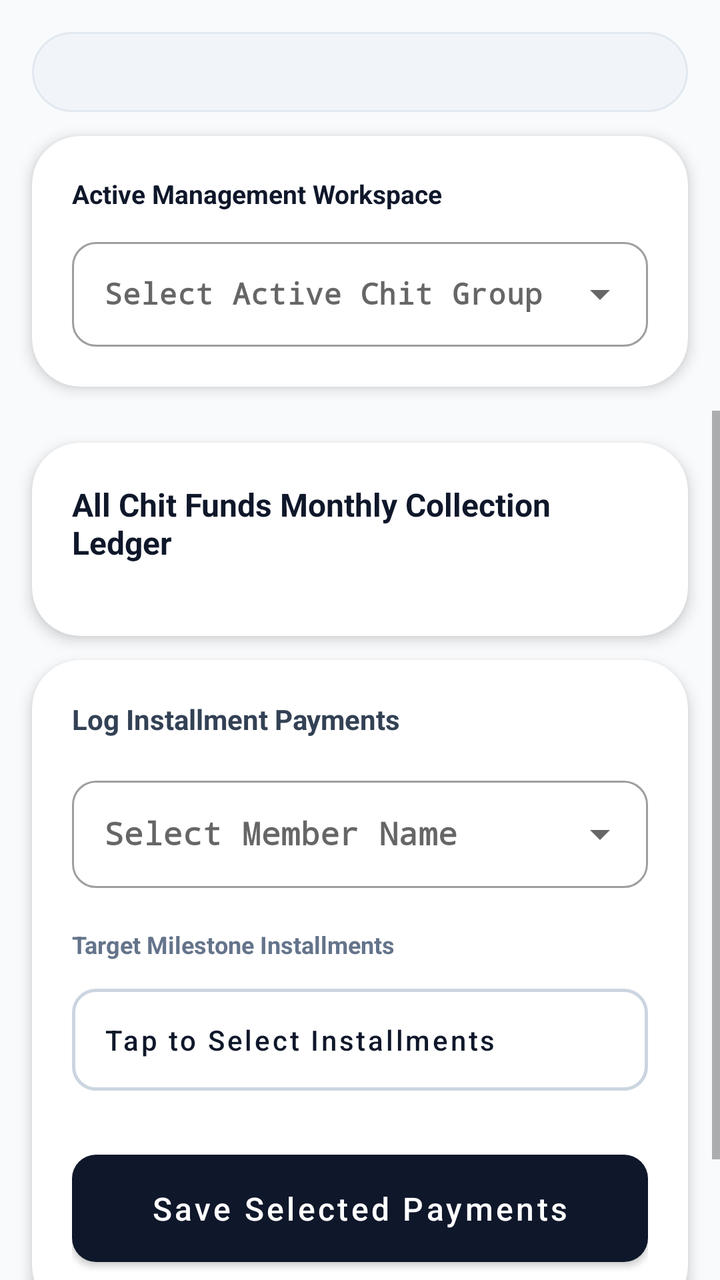
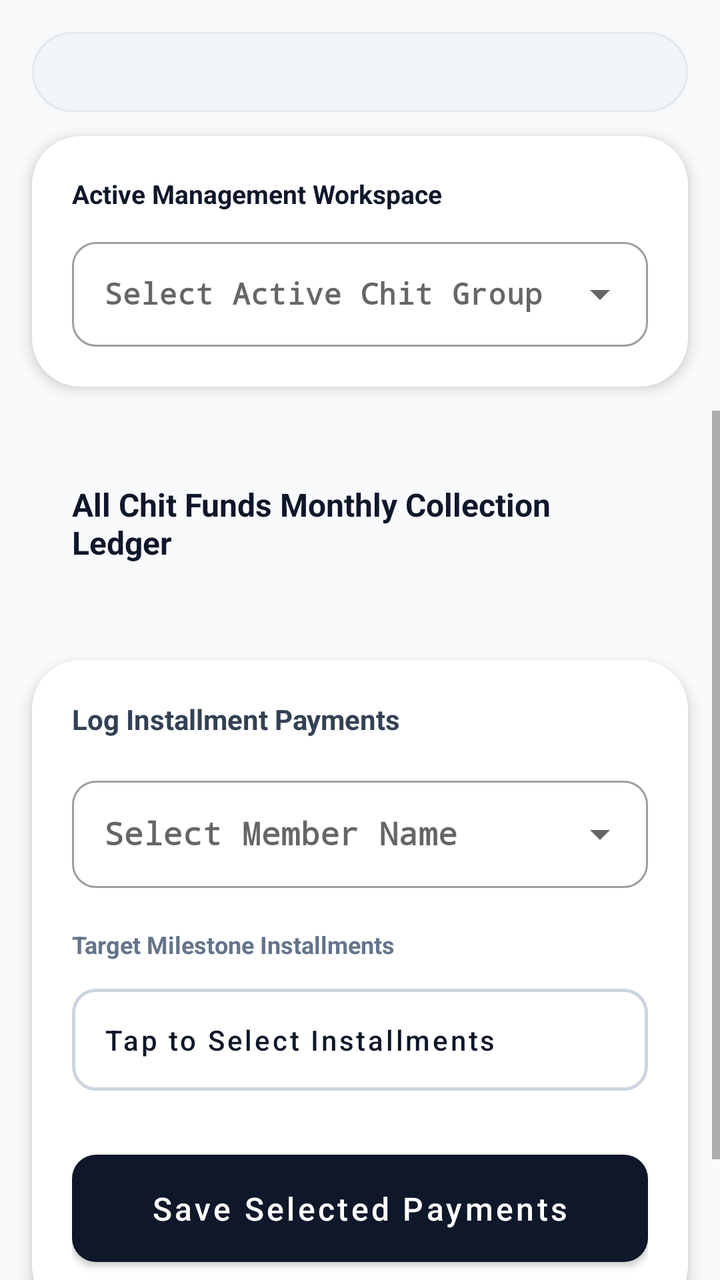

Before-and-after screenshots of an Android layout around one commit, followed by the original layout XML and the change that was made.
<!-- AndroidManifest.xml: application theme Theme.ChitFundManager -->
<!-- res/layout/activity_main.xml -->
<?xml version="1.0" encoding="utf-8"?>
<LinearLayout xmlns:android="http://schemas.android.com/apk/res/android"
    xmlns:app="http://schemas.android.com/apk/res-auto"
    android:layout_width="match_parent"
    android:layout_height="match_parent"
    android:background="#F8FAFC"
    android:orientation="vertical">

    
    <com.google.android.material.tabs.TabLayout
        android:id="@+id/premiumTabLayout"
        android:layout_width="match_parent"
        android:layout_height="40dp"
        android:layout_marginStart="16dp"
        android:layout_marginEnd="16dp"
        android:layout_marginTop="16dp"
        android:layout_marginBottom="12dp"
        android:background="@drawable/tab_background_pill"
        app:tabBackground="@android:color/transparent"
        app:tabIndicator="@drawable/tab_indicator_pill"
        app:tabIndicatorColor="#0F172A"
        app:tabIndicatorGravity="stretch"
        app:tabIndicatorHeight="40dp"
        app:tabMode="fixed"
        app:tabGravity="fill"
        app:tabSelectedTextColor="#FFFFFF"
        app:tabTextColor="#475569"
        app:tabTextAppearance="@style/PremiumTabTextStyle"
        app:tabRippleColor="@android:color/transparent"/>

    
    <com.google.android.material.card.MaterialCardView
        android:layout_width="match_parent"
        android:layout_height="wrap_content"
        android:layout_marginStart="16dp"
        android:layout_marginEnd="16dp"
        android:layout_marginBottom="12dp"
        app:cardCornerRadius="24dp"
        app:cardElevation="4dp"
        app:cardPreventCornerOverlap="true"
        app:strokeWidth="0dp">

        <LinearLayout
            android:layout_width="match_parent"
            android:layout_height="wrap_content"
            android:orientation="vertical"
            android:padding="20dp">

            <TextView
                android:layout_width="wrap_content"
                android:layout_height="wrap_content"
                android:text="Active Management Workspace"
                android:textColor="#0F172A"
                android:textSize="13sp"
                android:textStyle="bold"
                android:layout_marginBottom="10dp" />

            <com.google.android.material.textfield.TextInputLayout
                style="@style/Widget.MaterialComponents.TextInputLayout.OutlinedBox.ExposedDropdownMenu"
                android:layout_width="match_parent"
                android:layout_height="wrap_content"
                android:hint="Select Active Chit Group"
                app:boxCornerRadiusTopStart="12dp"
                app:boxCornerRadiusTopEnd="12dp"
                app:boxCornerRadiusBottomStart="12dp"
                app:boxCornerRadiusBottomEnd="12dp">

                <AutoCompleteTextView
                    android:id="@+id/spChitSelector"
                    android:layout_width="match_parent"
                    android:layout_height="wrap_content"
                    android:inputType="none"
                    android:padding="16dp"
                    android:textSize="15sp"
                    android:fontFamily="monospace"
                    android:textStyle="bold"
                    android:textColor="#0F172A"
                    android:popupBackground="@drawable/dropdown_popup_bg" />
            </com.google.android.material.textfield.TextInputLayout>
        </LinearLayout>
    </com.google.android.material.card.MaterialCardView>

    
    <FrameLayout
        android:layout_width="match_parent"
        android:layout_height="0dp"
        android:layout_weight="1">

        
        <ScrollView
            android:id="@+id/tabContainerCollect"
            android:layout_width="match_parent"
            android:layout_height="match_parent"
            android:fillViewport="true"
            android:clipToPadding="false"
            android:paddingBottom="32dp"
            android:visibility="visible">

            <LinearLayout
                android:layout_width="match_parent"
                android:layout_height="wrap_content"
                android:orientation="vertical">

                
                <com.google.android.material.card.MaterialCardView
                    android:layout_width="match_parent"
                    android:layout_height="wrap_content"
                    android:layout_marginStart="16dp"
                    android:layout_marginEnd="16dp"
                    android:layout_marginTop="16dp"
                    android:layout_marginBottom="12dp"
                    app:cardCornerRadius="24dp"
                    app:cardElevation="4dp"
                    app:cardPreventCornerOverlap="true"
                    app:strokeWidth="0dp">

                    <LinearLayout
                        android:id="@+id/llGlobalSummaryContainer"
                        android:layout_width="match_parent"
                        android:layout_height="wrap_content"
                        android:orientation="vertical"
                        android:padding="20dp">

                        <TextView
                            android:layout_width="wrap_content"
                            android:layout_height="wrap_content"
                            android:text="All Chit Funds Monthly Collection Ledger"
                            android:textColor="#0F172A"
                            android:textSize="16sp"
                            android:textStyle="bold"
                            android:layout_marginBottom="16dp" />

                        <HorizontalScrollView
                            android:layout_width="match_parent"
                            android:layout_height="wrap_content">
                            <TableLayout
                                android:id="@+id/tlGlobalSummaryTable"
                                android:layout_width="wrap_content"
                                android:layout_height="wrap_content"
                                android:stretchColumns="*" />
                        </HorizontalScrollView>
                    </LinearLayout>
                </com.google.android.material.card.MaterialCardView>

                
                <com.google.android.material.card.MaterialCardView
                    android:id="@+id/llFormContainer"
                    android:layout_width="match_parent"
                    android:layout_height="wrap_content"
                    android:layout_marginStart="16dp"
                    android:layout_marginEnd="16dp"
                    android:layout_marginBottom="16dp"
                    app:cardCornerRadius="24dp"
                    app:cardElevation="4dp"
                    app:cardPreventCornerOverlap="true"
                    app:strokeWidth="0dp">

                    <LinearLayout
                        android:layout_width="match_parent"
                        android:layout_height="wrap_content"
                        android:orientation="vertical"
                        android:padding="20dp">

                        <TextView
                            android:layout_width="wrap_content"
                            android:layout_height="wrap_content"
                            android:text="Log Installment Payments"
                            android:textColor="#334155"
                            android:textSize="14sp"
                            android:textStyle="bold"
                            android:layout_marginBottom="16dp" />

                        <com.google.android.material.textfield.TextInputLayout
                            style="@style/Widget.MaterialComponents.TextInputLayout.OutlinedBox.ExposedDropdownMenu"
                            android:layout_width="match_parent"
                            android:layout_height="wrap_content"
                            android:layout_marginBottom="20dp"
                            android:hint="Select Member Name"
                            app:boxCornerRadiusTopStart="12dp"
                            app:boxCornerRadiusTopEnd="12dp"
                            app:boxCornerRadiusBottomStart="12dp"
                            app:boxCornerRadiusBottomEnd="12dp">

                            <AutoCompleteTextView
                                android:id="@+id/spMembers"
                                android:layout_width="match_parent"
                                android:layout_height="wrap_content"
                                android:inputType="none"
                                android:padding="16dp"
                                android:fontFamily="monospace"
                                android:textStyle="bold"
                                android:textColor="#0F172A"
                                android:popupBackground="@drawable/dropdown_popup_bg" />
                        </com.google.android.material.textfield.TextInputLayout>

                        <TextView
                            android:layout_width="wrap_content"
                            android:layout_height="wrap_content"
                            android:text="Target Milestone Installments"
                            android:textColor="#64748B"
                            android:textSize="12sp"
                            android:textStyle="bold"
                            android:layout_marginBottom="8dp" />

                        <com.google.android.material.button.MaterialButton
                            android:id="@+id/btnSelectInstallments"
                            style="@style/Widget.MaterialComponents.Button.OutlinedButton"
                            android:layout_width="match_parent"
                            android:layout_height="wrap_content"
                            android:layout_marginBottom="20dp"
                            android:text="Tap to Select Installments"
                            android:textColor="#0F172A"
                            android:gravity="start|center_vertical"
                            android:padding="16dp"
                            android:textAllCaps="false"
                            app:strokeColor="#CBD5E1"
                            app:strokeWidth="1.5dp"
                            app:cornerRadius="12dp" />

                        <com.google.android.material.button.MaterialButton
                            android:id="@+id/btnAddInstallment"
                            android:layout_width="match_parent"
                            android:layout_height="wrap_content"
                            android:text="Save Selected Payments"
                            android:textAllCaps="false"
                            android:textSize="16sp"
                            android:padding="16dp"
                            app:backgroundTint="#0F172A"
                            app:cornerRadius="12dp" />
                    </LinearLayout>
                </com.google.android.material.card.MaterialCardView>
            </LinearLayout>
        </ScrollView>

        
        <ScrollView
            android:id="@+id/tabContainerMatrix"
            android:layout_width="match_parent"
            android:layout_height="match_parent"
            android:fillViewport="true"
            android:clipToPadding="false"
            android:paddingBottom="32dp"
            android:visibility="gone">

            <com.google.android.material.card.MaterialCardView
                android:layout_width="match_parent"
                android:layout_height="wrap_content"
                android:layout_margin="16dp"
                app:cardCornerRadius="24dp"
                app:cardElevation="4dp"
                app:cardPreventCornerOverlap="true"
                app:strokeWidth="0dp">

                <LinearLayout
                    android:layout_width="match_parent"
                    android:layout_height="wrap_content"
                    android:orientation="vertical"
                    android:padding="20dp">

                    <TextView
                        android:id="@+id/tvFundTitle"
                        android:layout_width="match_parent"
                        android:layout_height="wrap_content"
                        android:textSize="18sp"
                        android:fontFamily="monospace"
                        android:textStyle="bold"
                        android:textColor="#0F172A"
                        android:layout_marginBottom="12dp" />

                    <com.google.android.material.button.MaterialButton
                        android:id="@+id/btnToggleMatrixOrientation"
                        style="@style/Widget.MaterialComponents.Button.OutlinedButton"
                        android:layout_width="wrap_content"
                        android:layout_height="wrap_content"
                        android:layout_marginBottom="18dp"
                        android:text="View Vertically (Scroll Down)"
                        android:textAllCaps="false"
                        android:textColor="#0F172A"
                        android:textSize="13sp"
                        app:strokeColor="#CBD5E1"
                        app:strokeWidth="1.5dp"
                        app:cornerRadius="20dp"
                        app:icon="@android:drawable/ic_menu_sort_by_size"
                        app:iconTint="#0F172A" />

                    <HorizontalScrollView
                        android:layout_width="match_parent"
                        android:layout_height="wrap_content">
                        <TableLayout
                            android:id="@+id/tlFundTable"
                            android:layout_width="wrap_content"
                            android:layout_height="wrap_content"
                            android:stretchColumns="*" />
                    </HorizontalScrollView>
                </LinearLayout>
            </com.google.android.material.card.MaterialCardView>
        </ScrollView>

        
        <ScrollView
            android:id="@+id/tabContainerLedger"
            android:layout_width="match_parent"
            android:layout_height="match_parent"
            android:fillViewport="true"
            android:clipToPadding="false"
            android:paddingBottom="32dp"
            android:visibility="gone">

            <com.google.android.material.card.MaterialCardView
                android:layout_width="match_parent"
                android:layout_height="wrap_content"
                android:layout_margin="16dp"
                app:cardCornerRadius="24dp"
                app:cardElevation="4dp"
                app:cardPreventCornerOverlap="true"
                app:strokeWidth="0dp">

                <LinearLayout
                    android:layout_width="match_parent"
                    android:layout_height="wrap_content"
                    android:orientation="vertical"
                    android:padding="20dp">

                    <TextView
                        android:layout_width="wrap_content"
                        android:layout_height="wrap_content"
                        android:text="Transaction History Ledger"
                        android:textSize="18sp"
                        android:textStyle="bold"
                        android:textColor="#0F172A"
                        android:layout_marginBottom="14dp"/>

                    <com.google.android.material.textfield.TextInputLayout
                        style="@style/Widget.MaterialComponents.TextInputLayout.OutlinedBox.ExposedDropdownMenu"
                        android:layout_width="match_parent"
                        android:layout_height="wrap_content"
                        android:layout_marginBottom="16dp"
                        android:hint="Filter Ledger by Group"
                        app:boxCornerRadiusTopStart="12dp"
                        app:boxCornerRadiusTopEnd="12dp"
                        app:boxCornerRadiusBottomStart="12dp"
                        app:boxCornerRadiusBottomEnd="12dp">

                        <AutoCompleteTextView
                            android:id="@+id/spHistoryFilter"
                            android:layout_width="match_parent"
                            android:layout_height="wrap_content"
                            android:inputType="none"
                            android:padding="16dp"
                            android:fontFamily="monospace"
                            android:textStyle="bold"
                            android:textColor="#0F172A"
                            android:popupBackground="@drawable/dropdown_popup_bg" />
                    </com.google.android.material.textfield.TextInputLayout>

                    <TextView
                        android:id="@+id/tvHistorySummary"
                        android:layout_width="match_parent"
                        android:layout_height="wrap_content"
                        android:background="#F8FAFC"
                        android:padding="14dp"
                        android:textColor="#334155"
                        android:textStyle="bold"
                        android:textSize="13sp"
                        android:layout_marginBottom="18dp"/>

                    <HorizontalScrollView
                        android:layout_width="match_parent"
                        android:layout_height="wrap_content">
                        <TableLayout
                            android:id="@+id/tlHistoryTable"
                            android:layout_width="wrap_content"
                            android:layout_height="wrap_content"
                            android:stretchColumns="*" />
                    </HorizontalScrollView>
                </LinearLayout>
            </com.google.android.material.card.MaterialCardView>
        </ScrollView>

        
        <ScrollView
            android:id="@+id/tabContainerAdvances"
            android:layout_width="match_parent"
            android:layout_height="match_parent"
            android:fillViewport="true"
            android:clipToPadding="false"
            android:paddingBottom="32dp"
            android:visibility="gone">

            <com.google.android.material.card.MaterialCardView
                android:layout_width="match_parent"
                android:layout_height="wrap_content"
                android:layout_margin="16dp"
                app:cardCornerRadius="24dp"
                app:cardElevation="4dp"
                app:cardPreventCornerOverlap="true"
                app:strokeWidth="0dp">

                <LinearLayout
                    android:layout_width="match_parent"
                    android:layout_height="wrap_content"
                    android:orientation="vertical"
                    android:padding="20dp">

                    <TextView
                        android:layout_width="wrap_content"
                        android:layout_height="wrap_content"
                        android:text="Recorded Member Advances"
                        android:textSize="18sp"
                        android:textStyle="bold"
                        android:textColor="#0F172A"
                        android:layout_marginBottom="14dp"/>

                    <HorizontalScrollView
                        android:layout_width="match_parent"
                        android:layout_height="wrap_content">
                        <TableLayout
                            android:id="@+id/tlAdvancesTable"
                            android:layout_width="wrap_content"
                            android:layout_height="wrap_content"
                            android:stretchColumns="*" />
                    </HorizontalScrollView>
                </LinearLayout>
            </com.google.android.material.card.MaterialCardView>
        </ScrollView>
    </FrameLayout>
</LinearLayout>
<!-- resources referenced by this layout -->
<resources>
  <!-- drawable dropdown_popup_bg (drawable) -->
  <?xml version="1.0" encoding="utf-8"?>
  <shape xmlns:android="http://schemas.android.com/apk/res/android"
      android:shape="rectangle">
      <solid android:color="#FFFFFF" />
      <corners android:radius="12dp" />
      <stroke android:width="1dp" android:color="#E0E0E0" />
  </shape>
  <!-- drawable tab_background_pill (drawable) -->
  <?xml version="1.0" encoding="utf-8"?>
  <shape xmlns:android="http://schemas.android.com/apk/res/android"
      android:shape="rectangle">
      <solid android:color="#F1F5F9" />
      <corners android:radius="24dp" />
      <stroke android:width="1dp" android:color="#E2E8F0" />
  </shape>
  <!-- drawable tab_indicator_pill (drawable) -->
  <?xml version="1.0" encoding="utf-8"?>
  <shape xmlns:android="http://schemas.android.com/apk/res/android"
      android:shape="rectangle">
      <solid android:color="#0F172A" />
      <corners android:radius="24dp" />
  </shape>
  <style name="PremiumTabTextStyle" parent="TextAppearance.Design.Tab">
          
          <item name="android:textSize">12sp</item>
          <item name="android:textStyle">bold</item>
          <item name="android:textAllCaps">false</item>
      </style>
  <style name="Theme.ChitFundManager" parent="Theme.MaterialComponents.Light.DarkActionBar">
          <item name="colorPrimary">#0F172A</item>
          <item name="colorPrimaryDark">#020617</item>
          <item name="colorAccent">#10B981</item>
          
          <item name="android:windowBackground">#F8FAFC</item>
          <item name="cardBackgroundColor">#FFFFFF</item>
  
          <item name="materialAlertDialogTheme">@style/PremiumRoundedAlertDialogTheme</item>
          <item name="shapeAppearanceSmallComponent">@style/PremiumRoundedComponentsSmall</item>
      </style>
  <style name="PremiumRoundedAlertDialogTheme" parent="Theme.MaterialComponents.Light.Dialog.Alert">
          <item name="shapeAppearanceOverlay">@style/PremiumAlertDialogShape</item>
          <item name="backgroundTint">#FFFFFF</item>
      </style>
  <style name="PremiumRoundedComponentsSmall" parent="ShapeAppearance.MaterialComponents.SmallComponent">
          <item name="cornerSize">12dp</item>
      </style>
  <style name="PremiumAlertDialogShape" parent="ShapeAppearance.MaterialComponents.MediumComponent">
          <item name="cornerSize">16dp</item>
      </style>
</resources>

<!-- the commit's change to res/layout/activity_main.xml (unified diff, before → after) -->
@@ -102,45 +102,36 @@
                 android:orientation="vertical">
 
                 
-                <com.google.android.material.card.MaterialCardView
+                <LinearLayout
+                    android:id="@+id/llGlobalSummaryContainer"
                     android:layout_width="match_parent"
                     android:layout_height="wrap_content"
                     android:layout_marginStart="16dp"
                     android:layout_marginEnd="16dp"
                     android:layout_marginTop="16dp"
                     android:layout_marginBottom="12dp"
-                    app:cardCornerRadius="24dp"
-                    app:cardElevation="4dp"
-                    app:cardPreventCornerOverlap="true"
-                    app:strokeWidth="0dp">
-
-                    <LinearLayout
-                        android:id="@+id/llGlobalSummaryContainer"
-                        android:layout_width="match_parent"
-                        android:layout_height="wrap_content"
-                        android:orientation="vertical"
-                        android:padding="20dp">
-
-                        <TextView
-                            android:layout_width="wrap_content"
-                            android:layout_height="wrap_content"
-                            android:text="All Chit Funds Monthly Collection Ledger"
-                            android:textColor="#0F172A"
-                            android:textSize="16sp"
-                            android:textStyle="bold"
-                            android:layout_marginBottom="16dp" />
-
-                        <HorizontalScrollView
-                            android:layout_width="match_parent"
-                            android:layout_height="wrap_content">
-                            <TableLayout
-                                android:id="@+id/tlGlobalSummaryTable"
-                                android:layout_width="wrap_content"
-                                android:layout_height="wrap_content"
-                                android:stretchColumns="*" />
-                        </HorizontalScrollView>
-                    </LinearLayout>
-                </com.google.android.material.card.MaterialCardView>
+                    android:orientation="vertical"
+                    android:padding="20dp">
+
+                    <TextView
+                        android:layout_width="wrap_content"
+                        android:layout_height="wrap_content"
+                        android:text="All Chit Funds Monthly Collection Ledger"
+                        android:textColor="#0F172A"
+                        android:textSize="16sp"
+                        android:textStyle="bold"
+                        android:layout_marginBottom="16dp" />
+
+                    <HorizontalScrollView
+                        android:layout_width="match_parent"
+                        android:layout_height="wrap_content">
+                        <TableLayout
+                            android:id="@+id/tlGlobalSummaryTable"
+                            android:layout_width="wrap_content"
+                            android:layout_height="wrap_content"
+                            android:stretchColumns="*" />
+                    </HorizontalScrollView>
+                </LinearLayout>
 
                 
                 <com.google.android.material.card.MaterialCardView
